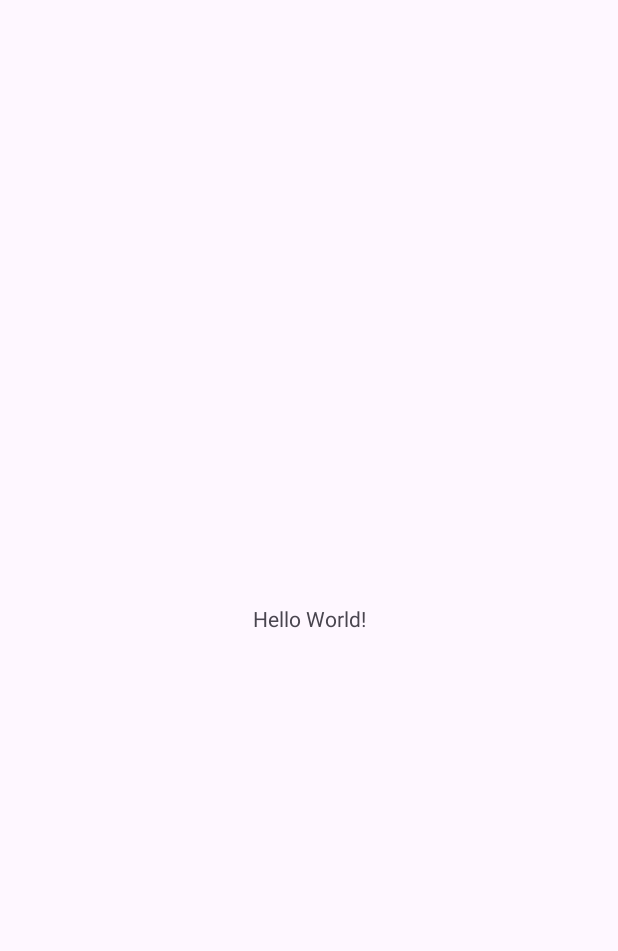
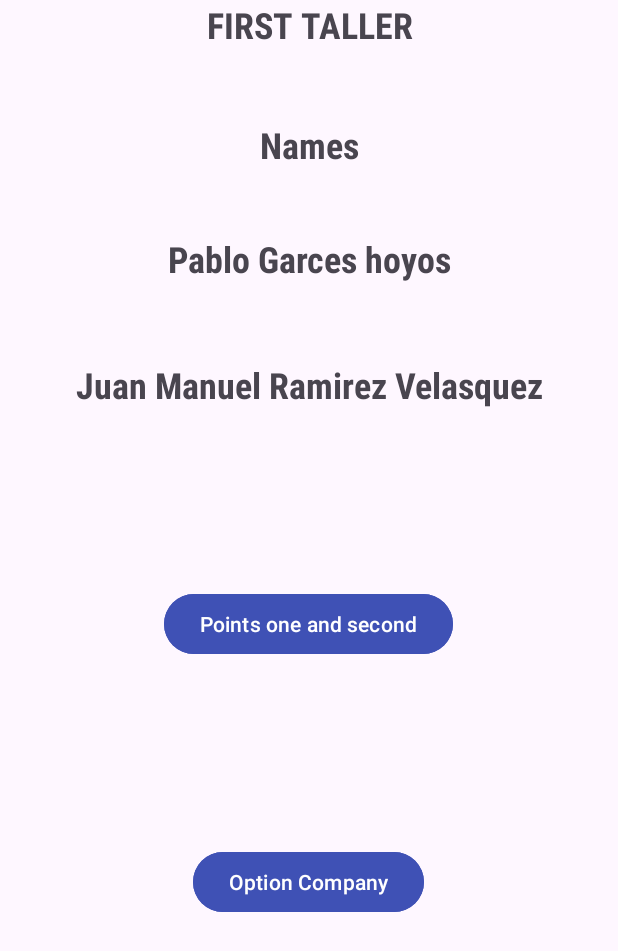
Before and after one commit to JuanR200419/First-Taller-Company, an Android app: the screen it shows after launch (MainActivity), on a phone screen of 412 x 824 dp. Before the commit the part shown is almost empty. Shown: the top 951 px of the screen. Run offline under Robolectric (Android 15) with nearby library versions, the phone set to English and light mode, and no system bars.

Commit message:
feat
add new buttoms and names of developers

```diff
--- a/app/src/main/res/layout/activity_main.xml
+++ b/app/src/main/res/layout/activity_main.xml
@@ -5,15 +5,100 @@
     android:id="@+id/main"
     android:layout_width="match_parent"
     android:layout_height="match_parent"
+    android:backgroundTint="#03A9F4"
     tools:context=".MainActivity">
 
     <TextView
-        android:layout_width="wrap_content"
-        android:layout_height="wrap_content"
-        android:text="Hello World!"
-        app:layout_constraintBottom_toBottomOf="parent"
+        android:id="@+id/textView3"
+        android:layout_width="407dp"
+        android:layout_height="58dp"
+        android:layout_marginTop="240dp"
+        android:backgroundTint="#03A9F4"
+        android:fontFamily="sans-serif-condensed-medium"
+        android:text="Juan Manuel Ramirez Velasquez"
+        android:textAlignment="center"
+        android:textColorLink="#FFFFFF"
+        android:textSize="24sp"
+        android:textStyle="bold"
         app:layout_constraintEnd_toEndOf="parent"
         app:layout_constraintStart_toStartOf="parent"
         app:layout_constraintTop_toTopOf="parent" />
 
+    <TextView
+        android:id="@+id/textView4"
+        android:layout_width="407dp"
+        android:layout_height="58dp"
+        android:layout_marginTop="156dp"
+        android:backgroundTint="#03A9F4"
+        android:fontFamily="sans-serif-condensed-medium"
+        android:text="Pablo Garces hoyos"
+        android:textAlignment="center"
+        android:textColorLink="#FFFFFF"
+        android:textSize="24sp"
+        android:textStyle="bold"
+        app:layout_constraintEnd_toEndOf="parent"
+        app:layout_constraintStart_toStartOf="parent"
+        app:layout_constraintTop_toTopOf="parent" />
+
+    <TextView
+        android:id="@+id/textView5"
+        android:layout_width="407dp"
+        android:layout_height="58dp"
+        android:layout_marginTop="80dp"
+        android:backgroundTint="#03A9F4"
+        android:fontFamily="sans-serif-condensed-medium"
+        android:text="Names"
+        android:textAlignment="center"
+        android:textColorLink="#FFFFFF"
+        android:textSize="24sp"
+        android:textStyle="bold"
+        app:layout_constraintEnd_toEndOf="parent"
+        app:layout_constraintStart_toStartOf="parent"
+        app:layout_constraintTop_toTopOf="parent" />
+
+    <Button
+        android:id="@+id/button2"
+        android:layout_width="wrap_content"
+        android:layout_height="wrap_content"
+        android:layout_marginBottom="212dp"
+        android:backgroundTint="#3F51B5"
+        android:shadowColor="#03A9F4"
+        android:text="Option Company"
+        app:layout_constraintBottom_toBottomOf="parent"
+        app:layout_constraintEnd_toEndOf="parent"
+        app:layout_constraintHorizontal_bias="0.498"
+        app:layout_constraintStart_toStartOf="parent"
+        app:rippleColor="#03A9F4"
+        app:strokeColor="#2196F3" />
+
+    <TextView
+        android:id="@+id/textView"
+        android:layout_width="407dp"
+        android:layout_height="58dp"
+        android:backgroundTint="#03A9F4"
+        android:fontFamily="sans-serif-condensed-medium"
+        android:text="FIRST TALLER"
+        android:textAlignment="center"
+        android:textColorLink="#FFFFFF"
+        android:textSize="24sp"
+        android:textStyle="bold"
+        app:layout_constraintEnd_toEndOf="parent"
+        app:layout_constraintStart_toStartOf="parent"
+        app:layout_constraintTop_toTopOf="parent" />
+
+    <Button
+        android:id="@+id/button"
+        android:layout_width="wrap_content"
+        android:layout_height="wrap_content"
+        android:backgroundTint="#3F51B5"
+        android:text="Points one and second"
+        android:textColorLink="#FFFFFF"
+        app:layout_constraintBottom_toTopOf="@+id/button2"
+        app:layout_constraintEnd_toEndOf="parent"
+        app:layout_constraintHorizontal_bias="0.497"
+        app:layout_constraintStart_toStartOf="parent"
+        app:layout_constraintTop_toBottomOf="@+id/textView"
+        app:layout_constraintVertical_bias="0.729"
+        app:strokeColor="#FFFFFF" />
+
 </androidx.constraintlayout.widget.ConstraintLayout>
```
